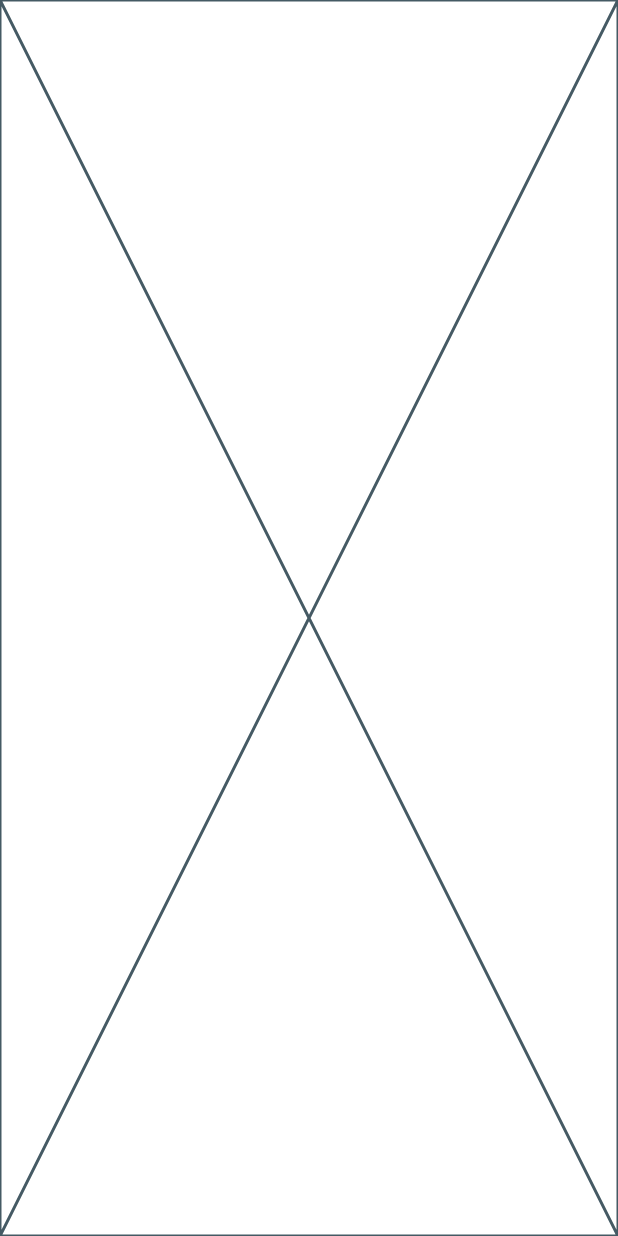
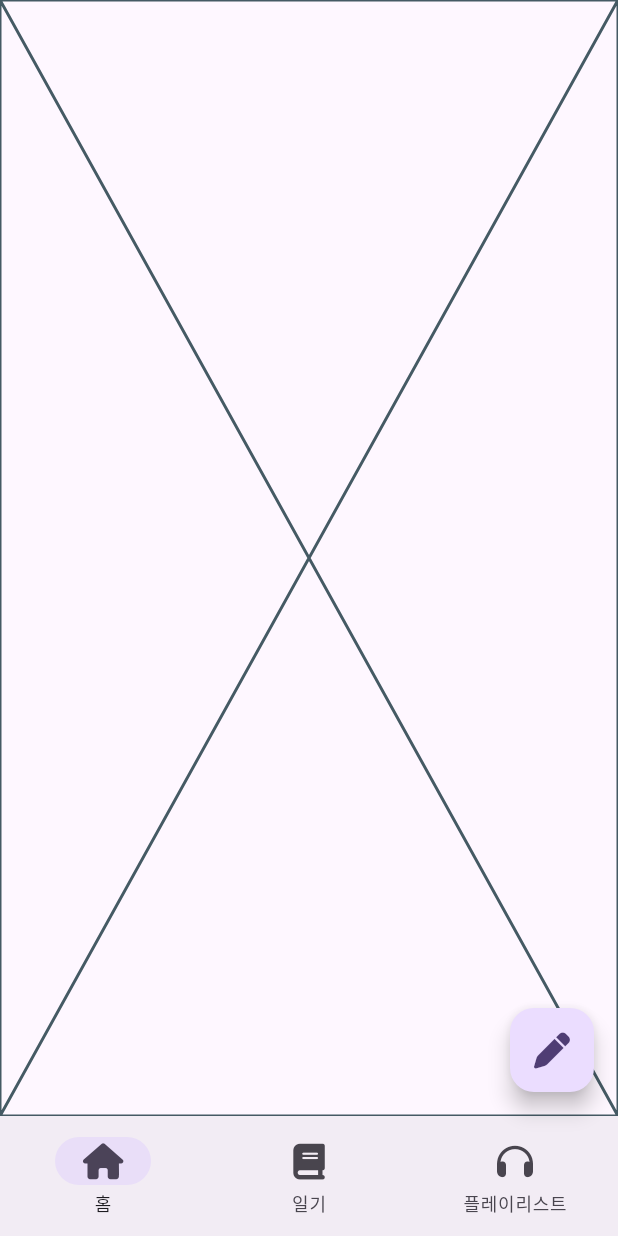
Before and after one commit to boridosa/emolist, a Flutter app: the screen it shows after launch, on a phone screen of 412 x 824 dp. Run offline on Flutter 3.47's test engine with Material 3 defaults, Android fonts, the light colour scheme and no system bars; our stand-ins replace font_awesome_flutter.

Commit message:
✨ add MainScreen widget

```diff
--- a/lib/src/app.dart
+++ b/lib/src/app.dart
@@ -1,4 +1,6 @@
 import 'package:flutter/material.dart';
+
+import 'screens/main_screen.dart';
 
 class App extends StatelessWidget {
   const App({super.key});
@@ -11,7 +13,9 @@ class App extends StatelessWidget {
         colorScheme: ColorScheme.fromSeed(seedColor: Colors.deepPurple),
         useMaterial3: true,
       ),
-      home: const Placeholder(),
+      home: const MainScreen(
+        body: Placeholder(),
+      ),
     );
   }
 }
--- /dev/null
+++ b/lib/src/screens/main_screen.dart
@@ -0,0 +1,56 @@
+import 'package:flutter/foundation.dart';
+import 'package:flutter/material.dart';
+import 'package:font_awesome_flutter/font_awesome_flutter.dart';
+
+class MainScreen extends StatelessWidget {
+  final Widget body;
+
+  const MainScreen({
+    super.key,
+    required this.body,
+  });
+
+  @override
+  Widget build(BuildContext context) {
+    const selectedIndex = 0;
+
+    return Scaffold(
+      body: body,
+      bottomNavigationBar: NavigationBar(
+        destinations: const [
+          NavigationDestination(
+            icon: FaIcon(FontAwesomeIcons.house),
+            label: '홈',
+          ),
+          NavigationDestination(
+            icon: FaIcon(FontAwesomeIcons.book),
+            label: '일기',
+          ),
+          NavigationDestination(
+            icon: FaIcon(FontAwesomeIcons.headphones),
+            label: '플레이리스트',
+          ),
+        ],
+        selectedIndex: selectedIndex,
+        onDestinationSelected: (index) {
+          if (kDebugMode) {
+            print(index);
+          }
+        },
+      ),
+      floatingActionButton: switch (selectedIndex) {
+        0 || 1 => FloatingActionButton(
+            onPressed: () {},
+            tooltip: '일기 작성',
+            child: const FaIcon(FontAwesomeIcons.pen),
+          ),
+        2 => FloatingActionButton(
+            onPressed: () {},
+            tooltip: '플레이리스트 내보내기',
+            child: const FaIcon(FontAwesomeIcons.share),
+          ),
+        _ => null,
+      },
+    );
+  }
+}
```
